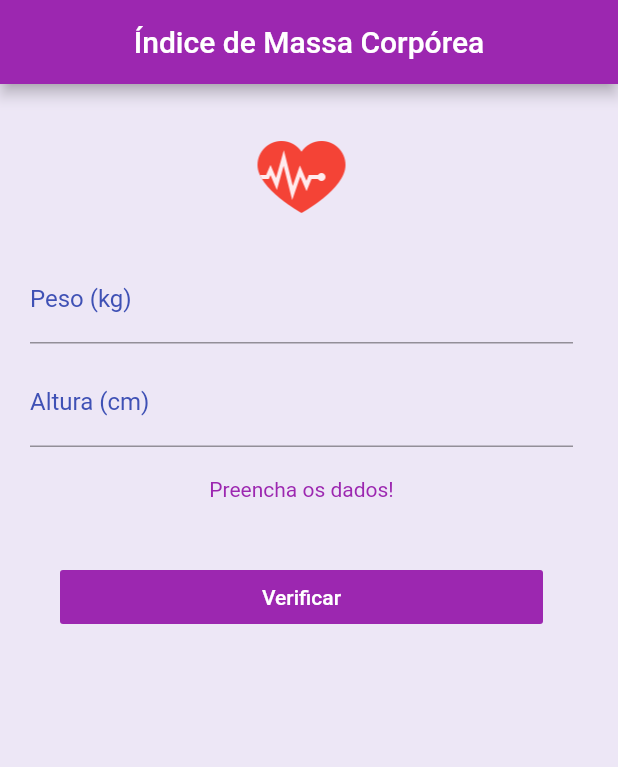
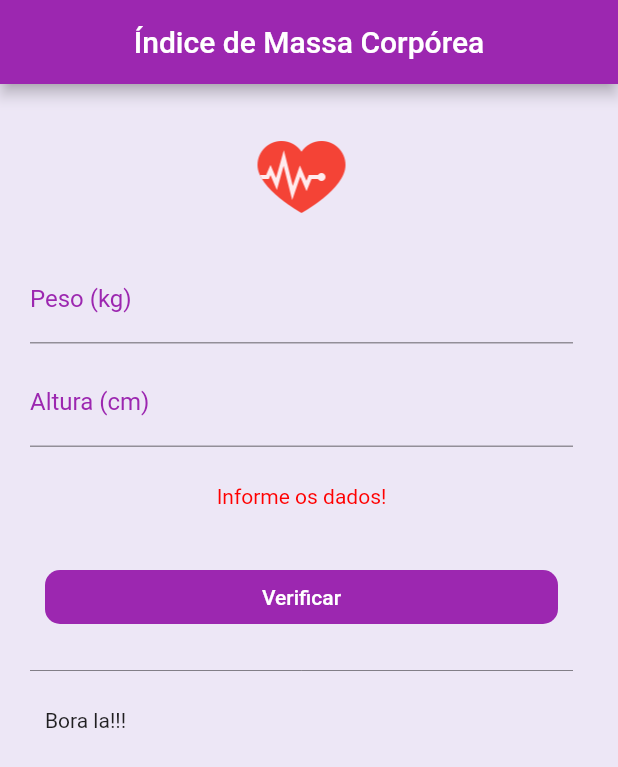
Before and after one commit to brandaoti/calcular-imc, a Flutter app: the screen it shows after launch, after a tap on "Verificar", on a phone screen of 412 x 824 dp. Shown: the top 767 px of the screen. Run offline on Flutter 3.47's test engine with Material 2 defaults, Android fonts, the phone set to English and light mode, and no system bars.

```diff
--- a/lib/bloc/imc_bloc.dart
+++ b/lib/bloc/imc_bloc.dart
@@ -1,8 +1,33 @@
+import 'package:flutter/material.dart';
 
-import 'package:flutter/cupertino.dart';
+class ImcBloc {
+  TextEditingController weightController = new TextEditingController();
+  TextEditingController heightController = new TextEditingController();
 
-class ImcBloc{
+  String result = "Bora la!!!";
+  String info = "Informe os dados!";
 
-  TextEditingController weightController = new TextEditingController();
+  void calculate() {
+    double _weight = double.parse(weightController.text);
+    double _height = double.parse(heightController.text) / 100;
+    double imc = _weight / (_height * _height);
 
+    if(weightController.value == null){
+
+    }
+
+    if (imc < 18.5) {
+      result = "Abaixo do peso!";
+    } else if (imc < 24.9) {
+      result = "Peso NORMAL!";
+    } else if (imc < 29.9) {
+      result = "Sobrepeso!";
+    } else if (imc < 34.9) {
+      result = "Obesidade GRAU I!";
+    } else if (imc < 39.9) {
+      result = "Obesidade GRAU II!";
+    } else {
+      result = "Obesidade GRAU III!";
+    }
+  }
 }
--- /dev/null
+++ b/lib/bloc/validate_form.dart
@@ -0,0 +1,6 @@
+import 'package:flutter/material.dart';
+
+class ValidateForm {
+  GlobalKey<FormState> formKey = GlobalKey<FormState>();
+
+}
--- a/lib/ui/android/pages/home_page.dart
+++ b/lib/ui/android/pages/home_page.dart
@@ -1,4 +1,3 @@
-
 import 'package:calcular_imc/bloc/imc_bloc.dart';
 import 'package:flutter/material.dart';
 
@@ -8,7 +7,6 @@ class HomePage extends StatefulWidget {
 }
 
 class _HomePageState extends State<HomePage> {
-
   var bloc = new ImcBloc();
 
   @override
@@ -46,7 +44,7 @@ class _HomePageState extends State<HomePage> {
               keyboardType: TextInputType.number,
               decoration: InputDecoration(
                 labelText: "Peso (kg)",
-                labelStyle: TextStyle(color: Colors.indigo),
+                labelStyle: TextStyle(color: Theme.of(context).primaryColor),
               ),
               textAlign: TextAlign.justify,
               style: TextStyle(color: Colors.black),
@@ -61,33 +59,51 @@ class _HomePageState extends State<HomePage> {
               keyboardType: TextInputType.number,
               decoration: InputDecoration(
                 labelText: "Altura (cm)",
-                labelStyle: TextStyle(color: Colors.indigo),
+                labelStyle: TextStyle(color: Theme.of(context).primaryColor),
               ),
               textAlign: TextAlign.justify,
               style: TextStyle(color: Color(0xFFCE93D8)),
+              controller: bloc.heightController,
             ),
 
             Padding(
-              padding: EdgeInsets.all(20.0),
+              // Texto para mensagem
+              padding: EdgeInsets.all(25.0),
               child: Text(
-                "Preencha os dados!",
-                style: TextStyle(color: Colors.purple),
+                /* Informe os dados! */
+                bloc.info,
+                style: TextStyle(color: Color(0xFFFF0000)),
                 textAlign: TextAlign.center,
               ),
             ),
 
             Padding(
-              padding: EdgeInsets.all(20.0),
+              padding: EdgeInsets.all(10.0),
               child: FlatButton(
                 color: Theme.of(context).primaryColor,
+                shape: RoundedRectangleBorder(
+                  borderRadius: new BorderRadius.circular(10.0),
+                ),
                 child: Text(
                   "Verificar",
                   style: TextStyle(
                     color: Colors.white,
                   ),
                 ),
-                onPressed: () {}, // Chamar a função pra startar o botão
+                onPressed: () {
+                  setState(() {
+                    bloc.calculate();
+                  });
+                }, // Chamar a função pra startar o botão
               ),
+            ),
+
+            Divider(height: 30.0, color: Colors.black45),
+
+            Padding(
+              padding: EdgeInsets.all(10.0),
+              child: new Text(bloc.result),
+
             ),
           ],
         ),
```
